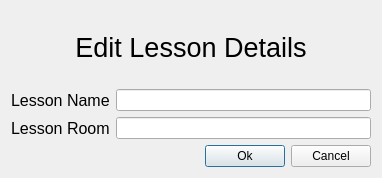
First picture: the form in edit_lesson.ui, repository DamoM73/timetabler2outlook, before the edit.
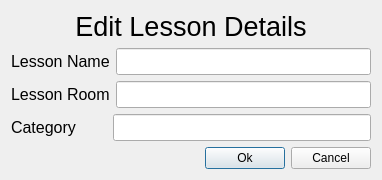
Second picture: the form after the edit.

The edit to the form file:
```diff
--- a/edit_lesson.ui
+++ b/edit_lesson.ui
@@ -46,7 +46,13 @@
         </widget>
        </item>
        <item>
-        <widget class="QLineEdit" name="name_ent"/>
+        <widget class="QLineEdit" name="name_ent">
+         <property name="font">
+          <font>
+           <pointsize>12</pointsize>
+          </font>
+         </property>
+        </widget>
        </item>
       </layout>
      </item>
@@ -65,7 +71,38 @@
         </widget>
        </item>
        <item>
-        <widget class="QLineEdit" name="room_ent"/>
+        <widget class="QLineEdit" name="room_ent">
+         <property name="font">
+          <font>
+           <pointsize>12</pointsize>
+          </font>
+         </property>
+        </widget>
+       </item>
+      </layout>
+     </item>
+     <item>
+      <layout class="QHBoxLayout" name="horizontalLayout_4">
+       <item>
+        <widget class="QLabel" name="label_4">
+         <property name="font">
+          <font>
+           <pointsize>12</pointsize>
+          </font>
+         </property>
+         <property name="text">
+          <string>Category       </string>
+         </property>
+        </widget>
+       </item>
+       <item>
+        <widget class="QLineEdit" name="category_ent">
+         <property name="font">
+          <font>
+           <pointsize>12</pointsize>
+          </font>
+         </property>
+        </widget>
        </item>
       </layout>
      </item>
```
